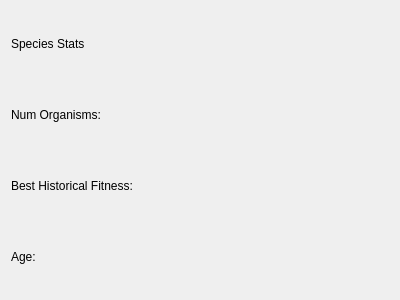
Before: the Qt Designer form pygui/species_diagnostics.ui in ArtificialEvolvingWorld/neural-net-tests, drawn with Qt 5.
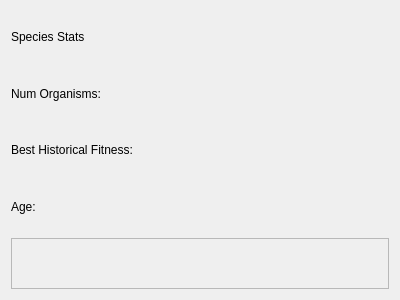
After: the same form once the commit is applied.

Commit message: Added histograms for population/species diagnostics.

The edit to the form file:
```diff
--- a/pygui/species_diagnostics.ui
+++ b/pygui/species_diagnostics.ui
@@ -56,6 +56,16 @@
      </property>
     </widget>
    </item>
+   <item row="4" column="0" colspan="2">
+    <widget class="QFrame" name="plot_holder">
+     <property name="frameShape">
+      <enum>QFrame::StyledPanel</enum>
+     </property>
+     <property name="frameShadow">
+      <enum>QFrame::Raised</enum>
+     </property>
+    </widget>
+   </item>
    <item row="3" column="1">
     <widget class="QLabel" name="age">
      <property name="text">
```
The commit also changes 3 other files.
